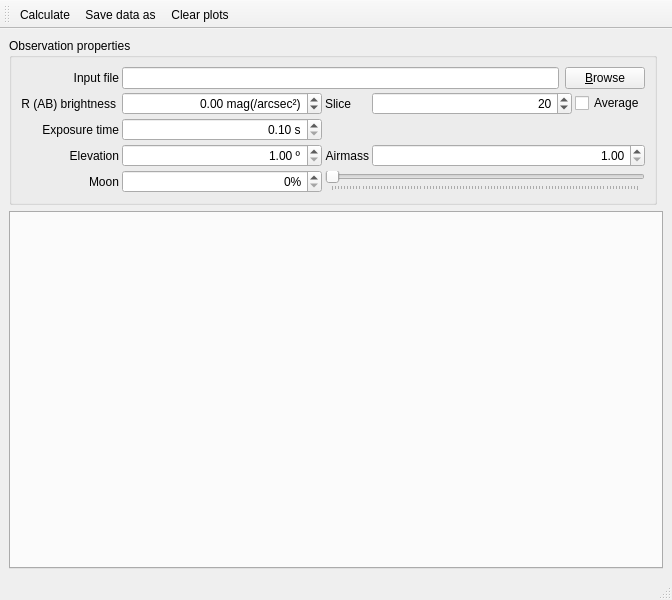
First picture: the form in CalGUI/MainWindow.ui, repository HARMONI-CAB/TARSIS-ETC, before the edit.
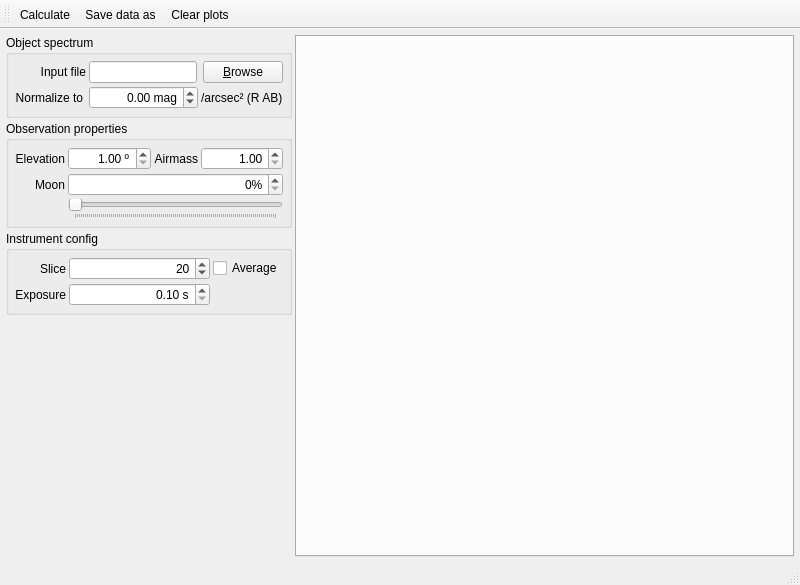
Second picture: the form after the edit. Icons and pictures are not drawn.

The edit to the form file:
```diff
--- a/CalGUI/MainWindow.ui
+++ b/CalGUI/MainWindow.ui
@@ -6,8 +6,8 @@
    <rect>
     <x>0</x>
     <y>0</y>
-    <width>672</width>
-    <height>600</height>
+    <width>800</width>
+    <height>585</height>
    </rect>
   </property>
   <property name="windowTitle">
@@ -19,147 +19,48 @@
   </property>
   <widget class="QWidget" name="centralwidget">
    <layout class="QGridLayout" name="gridLayout_4">
-    <item row="0" column="0">
+    <property name="leftMargin">
+     <number>6</number>
+    </property>
+    <property name="topMargin">
+     <number>6</number>
+    </property>
+    <property name="rightMargin">
+     <number>6</number>
+    </property>
+    <property name="bottomMargin">
+     <number>6</number>
+    </property>
+    <property name="spacing">
+     <number>3</number>
+    </property>
+    <item row="1" column="0">
      <widget class="QGroupBox" name="groupBox">
+      <property name="sizePolicy">
+       <sizepolicy hsizetype="Fixed" vsizetype="Preferred">
+        <horstretch>0</horstretch>
+        <verstretch>0</verstretch>
+       </sizepolicy>
+      </property>
       <property name="title">
-       <string>Observation properties</string>
+       <string>Object spectrum</string>
       </property>
       <layout class="QGridLayout" name="gridLayout">
        <property name="leftMargin">
-        <number>9</number>
+        <number>6</number>
        </property>
        <property name="topMargin">
-        <number>9</number>
+        <number>6</number>
        </property>
        <property name="rightMargin">
-        <number>9</number>
+        <number>6</number>
        </property>
        <property name="bottomMargin">
-        <number>9</number>
+        <number>6</number>
        </property>
        <property name="spacing">
         <number>3</number>
        </property>
-       <item row="8" column="0" colspan="2">
-        <widget class="QLabel" name="label_5">
-         <property name="text">
-          <string>Moon</string>
-         </property>
-         <property name="alignment">
-          <set>Qt::AlignRight|Qt::AlignTrailing|Qt::AlignVCenter</set>
-         </property>
-        </widget>
-       </item>
-       <item row="5" column="3">
-        <widget class="QLabel" name="airmassLabel">
-         <property name="text">
-          <string>Airmass</string>
-         </property>
-         <property name="alignment">
-          <set>Qt::AlignRight|Qt::AlignTrailing|Qt::AlignVCenter</set>
-         </property>
-        </widget>
-       </item>
-       <item row="3" column="2">
-        <widget class="QDoubleSpinBox" name="exposureTimeSpinBox">
-         <property name="sizePolicy">
-          <sizepolicy hsizetype="Expanding" vsizetype="Fixed">
-           <horstretch>0</horstretch>
-           <verstretch>0</verstretch>
-          </sizepolicy>
-         </property>
-         <property name="alignment">
-          <set>Qt::AlignRight|Qt::AlignTrailing|Qt::AlignVCenter</set>
-         </property>
-         <property name="suffix">
-          <string> s</string>
-         </property>
-         <property name="minimum">
-          <double>0.100000000000000</double>
-         </property>
-         <property name="maximum">
-          <double>360000.000000000000000</double>
-         </property>
-        </widget>
-       </item>
-       <item row="2" column="4">
-        <widget class="QSpinBox" name="sliceSpinBox">
-         <property name="sizePolicy">
-          <sizepolicy hsizetype="Expanding" vsizetype="Fixed">
-           <horstretch>0</horstretch>
-           <verstretch>0</verstretch>
-          </sizepolicy>
-         </property>
-         <property name="alignment">
-          <set>Qt::AlignRight|Qt::AlignTrailing|Qt::AlignVCenter</set>
-         </property>
-         <property name="minimum">
-          <number>1</number>
-         </property>
-         <property name="maximum">
-          <number>40</number>
-         </property>
-         <property name="value">
-          <number>20</number>
-         </property>
-        </widget>
-       </item>
-       <item row="3" column="0" colspan="2">
-        <widget class="QLabel" name="label">
-         <property name="text">
-          <string>Exposure time</string>
-         </property>
-         <property name="alignment">
-          <set>Qt::AlignRight|Qt::AlignTrailing|Qt::AlignVCenter</set>
-         </property>
-        </widget>
-       </item>
-       <item row="2" column="0">
-        <widget class="QLabel" name="label_6">
-         <property name="text">
-          <string>R (AB) brightness</string>
-         </property>
-         <property name="alignment">
-          <set>Qt::AlignRight|Qt::AlignTrailing|Qt::AlignVCenter</set>
-         </property>
-        </widget>
-       </item>
-       <item row="8" column="2">
-        <widget class="QDoubleSpinBox" name="moonSpinBox">
-         <property name="sizePolicy">
-          <sizepolicy hsizetype="Expanding" vsizetype="Fixed">
-           <horstretch>0</horstretch>
-           <verstretch>0</verstretch>
-          </sizepolicy>
-         </property>
-         <property name="alignment">
-          <set>Qt::AlignRight|Qt::AlignTrailing|Qt::AlignVCenter</set>
-         </property>
-         <property name="suffix">
-          <string>%</string>
-         </property>
-         <property name="decimals">
-          <number>0</number>
-         </property>
-        </widget>
-       </item>
-       <item row="2" column="3">
-        <widget class="QLabel" name="label_7">
-         <property name="text">
-          <string>Slice</string>
-         </property>
-        </widget>
-       </item>
-       <item row="5" column="0" colspan="2">
-        <widget class="QLabel" name="label_4">
-         <property name="text">
-          <string>Elevation</string>
-         </property>
-         <property name="alignment">
-          <set>Qt::AlignRight|Qt::AlignTrailing|Qt::AlignVCenter</set>
-         </property>
-        </widget>
-       </item>
        <item row="1" column="0" colspan="2">
         <widget class="QLabel" name="label_2">
          <property name="text">
@@ -170,35 +71,42 @@
          </property>
         </widget>
        </item>
-       <item row="5" column="2">
-        <widget class="QDoubleSpinBox" name="elevationSpinBox">
+       <item row="2" column="0">
+        <widget class="QLabel" name="label_6">
+         <property name="text">
+          <string>Normalize to</string>
+         </property>
+         <property name="alignment">
+          <set>Qt::AlignRight|Qt::AlignTrailing|Qt::AlignVCenter</set>
+         </property>
+        </widget>
+       </item>
+       <item row="2" column="5">
+        <widget class="QLabel" name="label_3">
          <property name="sizePolicy">
-          <sizepolicy hsizetype="Expanding" vsizetype="Fixed">
+          <sizepolicy hsizetype="Preferred" vsizetype="Preferred">
            <horstretch>0</horstretch>
            <verstretch>0</verstretch>
           </sizepolicy>
          </property>
-         <property name="alignment">
-          <set>Qt::AlignRight|Qt::AlignTrailing|Qt::AlignVCenter</set>
-         </property>
-         <property name="suffix">
-          <string> º</string>
-         </property>
-         <property name="minimum">
-          <double>1.000000000000000</double>
-         </property>
-         <property name="maximum">
-          <double>90.000000000000000</double>
+         <property name="text">
+          <string>/arcsec² (R AB)</string>
          </property>
         </widget>
        </item>
-       <item row="2" column="2">
+       <item row="2" column="2" colspan="3">
         <widget class="QDoubleSpinBox" name="magSpinBox">
+         <property name="sizePolicy">
+          <sizepolicy hsizetype="Minimum" vsizetype="Fixed">
+           <horstretch>0</horstretch>
+           <verstretch>0</verstretch>
+          </sizepolicy>
+         </property>
          <property name="alignment">
           <set>Qt::AlignRight|Qt::AlignTrailing|Qt::AlignVCenter</set>
          </property>
          <property name="suffix">
-          <string> mag(/arcsec²)</string>
+          <string> mag</string>
          </property>
          <property name="minimum">
           <double>-1.000000000000000</double>
@@ -208,17 +116,10 @@
          </property>
         </widget>
        </item>
-       <item row="2" column="5">
-        <widget class="QCheckBox" name="averageSpinBox">
-         <property name="text">
-          <string>Average</string>
-         </property>
-        </widget>
-       </item>
        <item row="1" column="2" colspan="4">
         <widget class="QFrame" name="frame">
          <property name="sizePolicy">
-          <sizepolicy hsizetype="Expanding" vsizetype="Preferred">
+          <sizepolicy hsizetype="Minimum" vsizetype="Fixed">
            <horstretch>0</horstretch>
            <verstretch>0</verstretch>
           </sizepolicy>
@@ -243,10 +144,23 @@
            <number>0</number>
           </property>
           <item row="0" column="0">
-           <widget class="QLineEdit" name="inputFileEdit"/>
+           <widget class="QLineEdit" name="inputFileEdit">
+            <property name="sizePolicy">
+             <sizepolicy hsizetype="Minimum" vsizetype="Fixed">
+              <horstretch>0</horstretch>
+              <verstretch>0</verstretch>
+             </sizepolicy>
+            </property>
+           </widget>
           </item>
           <item row="0" column="1">
            <widget class="QPushButton" name="browseButton">
+            <property name="sizePolicy">
+             <sizepolicy hsizetype="Minimum" vsizetype="Fixed">
+              <horstretch>0</horstretch>
+              <verstretch>0</verstretch>
+             </sizepolicy>
+            </property>
             <property name="text">
              <string>&amp;Browse</string>
             </property>
@@ -255,23 +169,110 @@
          </layout>
         </widget>
        </item>
-       <item row="3" column="3" colspan="3">
-        <spacer name="horizontalSpacer">
-         <property name="orientation">
-          <enum>Qt::Horizontal</enum>
+      </layout>
+     </widget>
+    </item>
+    <item row="2" column="0">
+     <widget class="QGroupBox" name="groupBox_2">
+      <property name="sizePolicy">
+       <sizepolicy hsizetype="Minimum" vsizetype="Preferred">
+        <horstretch>0</horstretch>
+        <verstretch>0</verstretch>
+       </sizepolicy>
+      </property>
+      <property name="title">
+       <string>Observation properties</string>
+      </property>
+      <layout class="QGridLayout" name="gridLayout_3">
+       <property name="leftMargin">
+        <number>6</number>
+       </property>
+       <property name="topMargin">
+        <number>6</number>
+       </property>
+       <property name="rightMargin">
+        <number>6</number>
+       </property>
+       <property name="bottomMargin">
+        <number>6</number>
+       </property>
+       <property name="spacing">
+        <number>3</number>
+       </property>
+       <item row="0" column="0">
+        <widget class="QLabel" name="label_4">
+         <property name="sizePolicy">
+          <sizepolicy hsizetype="Fixed" vsizetype="Preferred">
+           <horstretch>0</horstretch>
+           <verstretch>0</verstretch>
+          </sizepolicy>
          </property>
-         <property name="sizeHint" stdset="0">
-          <size>
-           <width>40</width>
-           <height>20</height>
-          </size>
+         <property name="text">
+          <string>Elevation</string>
          </property>
-        </spacer>
+         <property name="alignment">
+          <set>Qt::AlignRight|Qt::AlignTrailing|Qt::AlignVCenter</set>
+         </property>
+        </widget>
        </item>
-       <item row="5" column="4" colspan="2">
+       <item row="2" column="0">
+        <widget class="QLabel" name="label_5">
+         <property name="sizePolicy">
+          <sizepolicy hsizetype="Preferred" vsizetype="Preferred">
+           <horstretch>0</horstretch>
+           <verstretch>0</verstretch>
+          </sizepolicy>
+         </property>
+         <property name="text">
+          <string>Moon</string>
+         </property>
+         <property name="alignment">
+          <set>Qt::AlignRight|Qt::AlignTrailing|Qt::AlignVCenter</set>
+         </property>
+        </widget>
+       </item>
+       <item row="0" column="2">
+        <widget class="QLabel" name="airmassLabel">
+         <property name="sizePolicy">
+          <sizepolicy hsizetype="Fixed" vsizetype="Preferred">
+           <horstretch>0</horstretch>
+           <verstretch>0</verstretch>
+          </sizepolicy>
+         </property>
+         <property name="text">
+          <string>Airmass</string>
+         </property>
+         <property name="alignment">
+          <set>Qt::AlignRight|Qt::AlignTrailing|Qt::AlignVCenter</set>
+         </property>
+        </widget>
+       </item>
+       <item row="0" column="1">
+        <widget class="QDoubleSpinBox" name="elevationSpinBox">
+         <property name="sizePolicy">
+          <sizepolicy hsizetype="Minimum" vsizetype="Fixed">
+           <horstretch>0</horstretch>
+           <verstretch>0</verstretch>
+          </sizepolicy>
+         </property>
+         <property name="alignment">
+          <set>Qt::AlignRight|Qt::AlignTrailing|Qt::AlignVCenter</set>
+         </property>
+         <property name="suffix">
+          <string> º</string>
+         </property>
+         <property name="minimum">
+          <double>1.000000000000000</double>
+         </property>
+         <property name="maximum">
+          <double>90.000000000000000</double>
+         </property>
+        </widget>
+       </item>
+       <item row="0" column="3">
         <widget class="QDoubleSpinBox" name="airmassSpinBox">
          <property name="sizePolicy">
-          <sizepolicy hsizetype="Expanding" vsizetype="Fixed">
+          <sizepolicy hsizetype="Minimum" vsizetype="Fixed">
            <horstretch>0</horstretch>
            <verstretch>0</verstretch>
           </sizepolicy>
@@ -284,8 +285,33 @@
          </property>
         </widget>
        </item>
-       <item row="8" column="3" colspan="3">
+       <item row="2" column="1" colspan="3">
+        <widget class="QDoubleSpinBox" name="moonSpinBox">
+         <property name="sizePolicy">
+          <sizepolicy hsizetype="Minimum" vsizetype="Fixed">
+           <horstretch>0</horstretch>
+           <verstretch>0</verstretch>
+          </sizepolicy>
+         </property>
+         <property name="alignment">
+          <set>Qt::AlignRight|Qt::AlignTrailing|Qt::AlignVCenter</set>
+         </property>
+         <property name="suffix">
+          <string>%</string>
+         </property>
+         <property name="decimals">
+          <number>0</number>
+         </property>
+        </widget>
+       </item>
+       <item row="3" column="1" colspan="3">
         <widget class="QSlider" name="moonSlider">
+         <property name="sizePolicy">
+          <sizepolicy hsizetype="Minimum" vsizetype="Fixed">
+           <horstretch>0</horstretch>
+           <verstretch>0</verstretch>
+          </sizepolicy>
+         </property>
          <property name="maximum">
           <number>100</number>
          </property>
@@ -303,13 +329,139 @@
       </layout>
      </widget>
     </item>
-    <item row="1" column="0" colspan="2">
+    <item row="4" column="0">
+     <spacer name="verticalSpacer">
+      <property name="orientation">
+       <enum>Qt::Vertical</enum>
+      </property>
+      <property name="sizeHint" stdset="0">
+       <size>
+        <width>20</width>
+        <height>40</height>
+       </size>
+      </property>
+     </spacer>
+    </item>
+    <item row="1" column="1" rowspan="4" colspan="2">
      <widget class="QTabWidget" name="tabWidget">
       <property name="currentIndex">
        <number>-1</number>
       </property>
      </widget>
     </item>
+    <item row="3" column="0">
+     <widget class="QGroupBox" name="groupBox_3">
+      <property name="sizePolicy">
+       <sizepolicy hsizetype="Minimum" vsizetype="Preferred">
+        <horstretch>0</horstretch>
+        <verstretch>0</verstretch>
+       </sizepolicy>
+      </property>
+      <property name="title">
+       <string>Instrument config</string>
+      </property>
+      <layout class="QGridLayout" name="gridLayout_5">
+       <property name="leftMargin">
+        <number>6</number>
+       </property>
+       <property name="topMargin">
+        <number>6</number>
+       </property>
+       <property name="rightMargin">
+        <number>6</number>
+       </property>
+       <property name="bottomMargin">
+        <number>6</number>
+       </property>
+       <property name="spacing">
+        <number>3</number>
+       </property>
+       <item row="0" column="0">
+        <widget class="QLabel" name="label_7">
+         <property name="text">
+          <string>Slice</string>
+         </property>
+         <property name="alignment">
+          <set>Qt::AlignRight|Qt::AlignTrailing|Qt::AlignVCenter</set>
+         </property>
+        </widget>
+       </item>
+       <item row="0" column="1">
+        <widget class="QSpinBox" name="sliceSpinBox">
+         <property name="sizePolicy">
+          <sizepolicy hsizetype="Minimum" vsizetype="Fixed">
+           <horstretch>0</horstretch>
+           <verstretch>0</verstretch>
+          </sizepolicy>
+         </property>
+         <property name="alignment">
+          <set>Qt::AlignRight|Qt::AlignTrailing|Qt::AlignVCenter</set>
+         </property>
+         <property name="minimum">
+          <number>1</number>
+         </property>
+         <property name="maximum">
+          <number>40</number>
+         </property>
+         <property name="value">
+          <number>20</number>
+         </property>
+        </widget>
+       </item>
+       <item row="0" column="2">
+        <widget class="QCheckBox" name="averageSpinBox">
+         <property name="sizePolicy">
+          <sizepolicy hsizetype="Fixed" vsizetype="Fixed">
+           <horstretch>0</horstretch>
+           <verstretch>0</verstretch>
+          </sizepolicy>
+         </property>
+         <property name="text">
+          <string>Average</string>
+         </property>
+        </widget>
+       </item>
+       <item row="1" column="0">
+        <widget class="QLabel" name="label">
+         <property name="sizePolicy">
+          <sizepolicy hsizetype="Fixed" vsizetype="Preferred">
+           <horstretch>0</horstretch>
+           <verstretch>0</verstretch>
+          </sizepolicy>
+         </property>
+         <property name="text">
+          <string>Exposure</string>
+         </property>
+         <property name="alignment">
+          <set>Qt::AlignRight|Qt::AlignTrailing|Qt::AlignVCenter</set>
+         </property>
+        </widget>
+       </item>
+       <item row="1" column="1">
+        <widget class="QDoubleSpinBox" name="exposureTimeSpinBox">
+         <property name="sizePolicy">
+          <sizepolicy hsizetype="Minimum" vsizetype="Fixed">
+           <horstretch>0</horstretch>
+           <verstretch>0</verstretch>
+          </sizepolicy>
+         </property>
+         <property name="alignment">
+          <set>Qt::AlignRight|Qt::AlignTrailing|Qt::AlignVCenter</set>
+         </property>
+         <property name="suffix">
+          <string> s</string>
+         </property>
+         <property name="minimum">
+          <double>0.100000000000000</double>
+         </property>
+         <property name="maximum">
+          <double>360000.000000000000000</double>
+         </property>
+        </widget>
+       </item>
+      </layout>
+     </widget>
+    </item>
    </layout>
   </widget>
   <widget class="QMenuBar" name="menubar">
```
Left out of the diff: 2 changed lines with no effect on the pictures.
